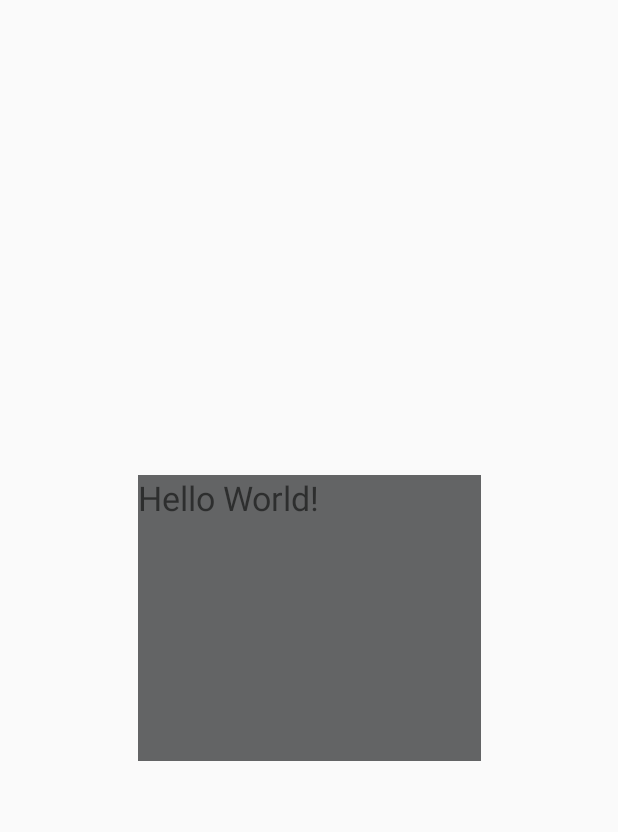
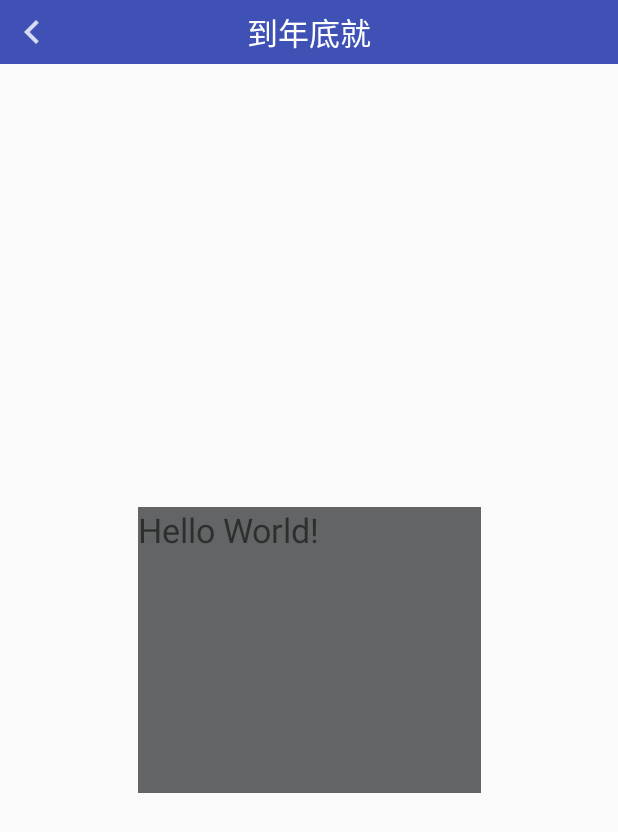
Before and after one commit to While1true/Demo22, an Android app: the screen it shows after launch (MainActivity), on a phone screen of 412 x 824 dp. Shown: the top 832 px of the screen. Run offline under Robolectric (Android 15) with nearby library versions, the phone set to English and light mode, and no system bars.

Commit message:
返回图标

```diff
--- a/app/src/main/java/com/kxjsj/doctorassistant/MainActivity.java
+++ b/app/src/main/java/com/kxjsj/doctorassistant/MainActivity.java
@@ -3,12 +3,23 @@ package com.kxjsj.doctorassistant;
 import android.support.v7.app.AppCompatActivity;
 import android.os.Bundle;
 
+import com.kxjsj.doctorassistant.Rx.Component.BaseTitleActivity;
 
-public class MainActivity extends AppCompatActivity {
+
+public class MainActivity extends BaseTitleActivity {
 
     @Override
-    protected void onCreate(Bundle savedInstanceState) {
-        super.onCreate(savedInstanceState);
-        setContentView(R.layout.activity_main);
+    protected int getContentLayoutId() {
+        return R.layout.activity_main;
+    }
+
+    @Override
+    protected void initView() {
+
+    }
+
+    @Override
+    protected CharSequence setTitle() {
+        return "到年底就";
     }
 }
--- a/app/src/main/java/com/kxjsj/doctorassistant/Rx/Component/BaseTitleActivity.java
+++ b/app/src/main/java/com/kxjsj/doctorassistant/Rx/Component/BaseTitleActivity.java
@@ -29,6 +29,7 @@ public abstract class BaseTitleActivity extends AppCompatActivity {
         setContentView(R.layout.titlebar_layout);
         LinearLayout content = findViewById(R.id.root);
         toolbar = findViewById(R.id.toolbar);
+        toolbar.setTitle("");
         tv_title = findViewById(R.id.title);
         tv_title.setText(setTitle());
         iv_menu = findViewById(R.id.menu);
--- a/app/src/main/java/com/kxjsj/doctorassistant/Rx/Component/BaseTitleFragment.java
+++ b/app/src/main/java/com/kxjsj/doctorassistant/Rx/Component/BaseTitleFragment.java
@@ -39,6 +39,7 @@ public abstract class BaseTitleFragment extends Fragment {
         super.onActivityCreated(savedInstanceState);
         LinearLayout content=view.findViewById(R.id.root);
         toolbar=view.findViewById(R.id.toolbar);
+        toolbar.setTitle("");
         tv_title = view.findViewById(R.id.title);
         tv_title.setText(setTitle());
         iv_menu = view.findViewById(R.id.menu);
--- a/app/src/main/res/layout/titlebar_layout.xml
+++ b/app/src/main/res/layout/titlebar_layout.xml
@@ -9,7 +9,6 @@
     <android.support.v7.widget.Toolbar
         android:id="@+id/toolbar"
         toolbar:navigationIcon="@drawable/ic_back"
-        toolbar:title=""
         toolbar:titleTextColor="#fff"
         android:layout_width="match_parent"
         android:layout_height="wrap_content"
```
Also changed, not shown: app/src/main/res/drawable-hdpi/ic_back.png, app/src/main/res/drawable-mdpi/ic_back.png, app/src/main/res/drawable-xhdpi/ic_back.png, app/src/main/res/drawable-xxhdpi/ic_back.png.
